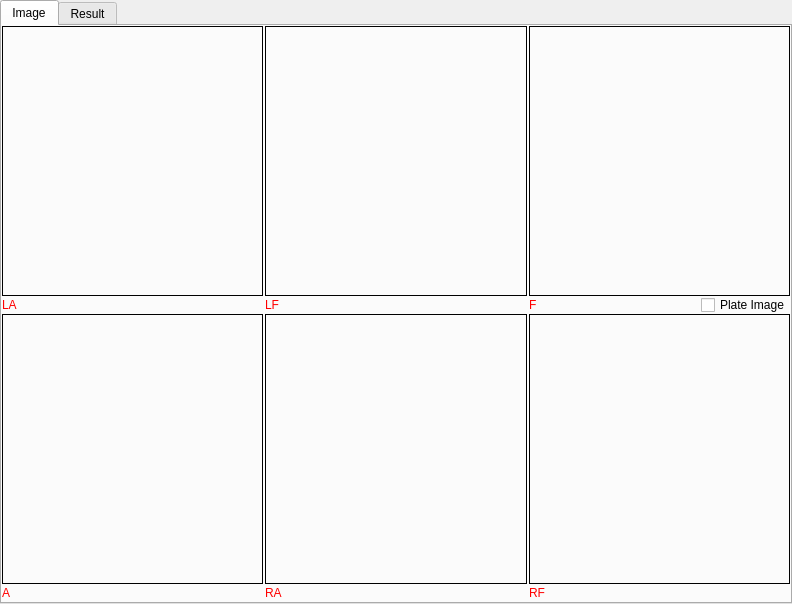
Qt form MainUI/datawidget.ui (519984307/Container_20191221) before a commit.
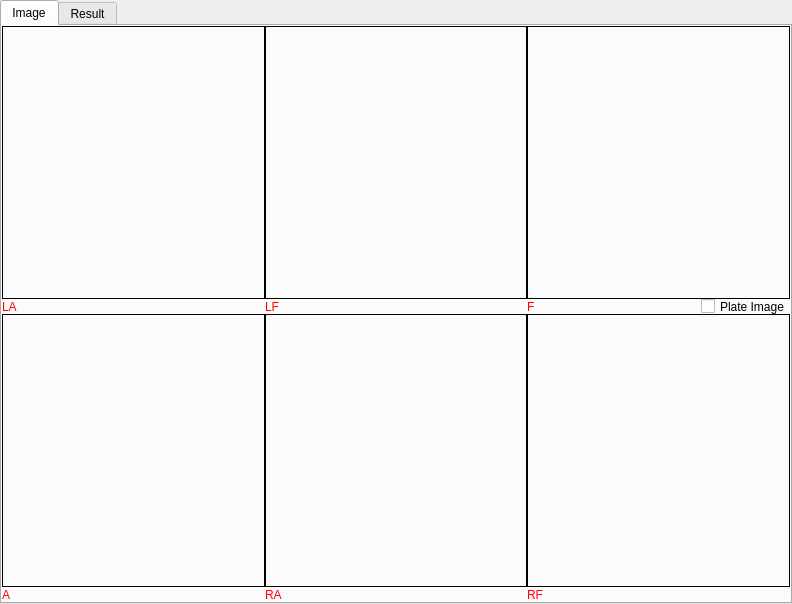
The same form after that commit.

Patch:
```diff
--- a/MainUI/datawidget.ui
+++ b/MainUI/datawidget.ui
@@ -81,14 +81,14 @@
        <property name="bottomMargin">
         <number>0</number>
        </property>
-       <property name="horizontalSpacing">
-        <number>2</number>
-       </property>
-       <property name="verticalSpacing">
+       <property name="spacing">
         <number>0</number>
        </property>
        <item row="0" column="0">
         <layout class="QVBoxLayout" name="verticalLayout_4">
+         <property name="spacing">
+          <number>0</number>
+         </property>
          <item>
           <widget class="QLabel" name="Img_LeftAfter_label">
            <property name="sizePolicy">
@@ -122,13 +122,13 @@
            <property name="minimumSize">
             <size>
              <width>0</width>
-             <height>18</height>
+             <height>15</height>
             </size>
            </property>
            <property name="maximumSize">
             <size>
              <width>16777215</width>
-             <height>18</height>
+             <height>15</height>
             </size>
            </property>
            <property name="styleSheet">
@@ -144,6 +144,9 @@
        </item>
        <item row="0" column="1">
         <layout class="QVBoxLayout" name="verticalLayout_5">
+         <property name="spacing">
+          <number>0</number>
+         </property>
          <item>
           <widget class="QLabel" name="Img_LeftFront_label">
            <property name="sizePolicy">
@@ -174,13 +177,13 @@
            <property name="minimumSize">
             <size>
              <width>0</width>
-             <height>18</height>
+             <height>15</height>
             </size>
            </property>
            <property name="maximumSize">
             <size>
              <width>16777215</width>
-             <height>18</height>
+             <height>15</height>
             </size>
            </property>
            <property name="styleSheet">
@@ -325,13 +328,13 @@
              <property name="minimumSize">
               <size>
                <width>0</width>
-               <height>18</height>
+               <height>15</height>
               </size>
              </property>
              <property name="maximumSize">
               <size>
                <width>16777215</width>
-               <height>18</height>
+               <height>15</height>
               </size>
              </property>
              <property name="styleSheet">
@@ -354,13 +357,13 @@
              <property name="minimumSize">
               <size>
                <width>0</width>
-               <height>18</height>
+               <height>15</height>
               </size>
              </property>
              <property name="maximumSize">
               <size>
                <width>16777215</width>
-               <height>18</height>
+               <height>15</height>
               </size>
              </property>
              <property name="text">
@@ -374,6 +377,9 @@
        </item>
        <item row="1" column="0">
         <layout class="QVBoxLayout" name="verticalLayout">
+         <property name="spacing">
+          <number>0</number>
+         </property>
          <item>
           <widget class="QLabel" name="Img_After_label">
            <property name="sizePolicy">
@@ -404,13 +410,13 @@
            <property name="minimumSize">
             <size>
              <width>0</width>
-             <height>18</height>
+             <height>15</height>
             </size>
            </property>
            <property name="maximumSize">
             <size>
              <width>16777215</width>
-             <height>18</height>
+             <height>15</height>
             </size>
            </property>
            <property name="styleSheet">
@@ -426,6 +432,9 @@
        </item>
        <item row="1" column="1">
         <layout class="QVBoxLayout" name="verticalLayout_2">
+         <property name="spacing">
+          <number>0</number>
+         </property>
          <item>
           <widget class="QLabel" name="Img_RightAfter_label">
            <property name="sizePolicy">
@@ -456,13 +465,13 @@
            <property name="minimumSize">
             <size>
              <width>0</width>
-             <height>18</height>
+             <height>15</height>
             </size>
            </property>
            <property name="maximumSize">
             <size>
              <width>16777215</width>
-             <height>18</height>
+             <height>15</height>
             </size>
            </property>
            <property name="styleSheet">
@@ -478,6 +487,9 @@
        </item>
        <item row="1" column="2">
         <layout class="QVBoxLayout" name="verticalLayout_3">
+         <property name="spacing">
+          <number>0</number>
+         </property>
          <item>
           <widget class="QLabel" name="Img_RightFront_label">
            <property name="sizePolicy">
@@ -508,13 +520,13 @@
            <property name="minimumSize">
             <size>
              <width>0</width>
-             <height>18</height>
+             <height>15</height>
             </size>
            </property>
            <property name="maximumSize">
             <size>
              <width>16777215</width>
-             <height>18</height>
+             <height>15</height>
             </size>
            </property>
            <property name="styleSheet">
```
